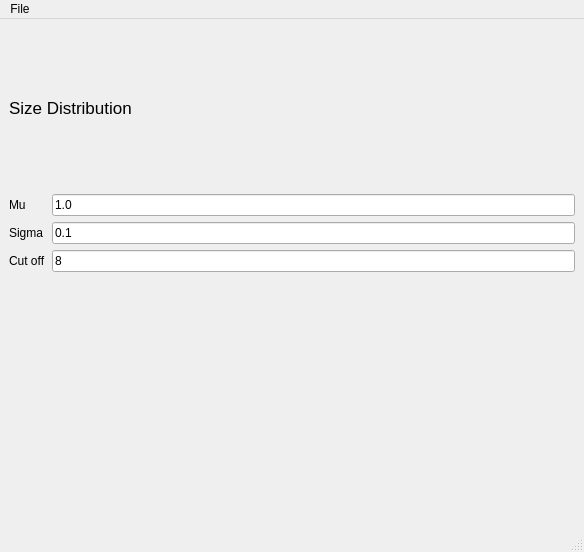
Qt form Source/AIM/StatsGenerator/UI_Files/StatsGeneratorUI.ui (BlueQuartzSoftware/DREAM3D) before a commit.
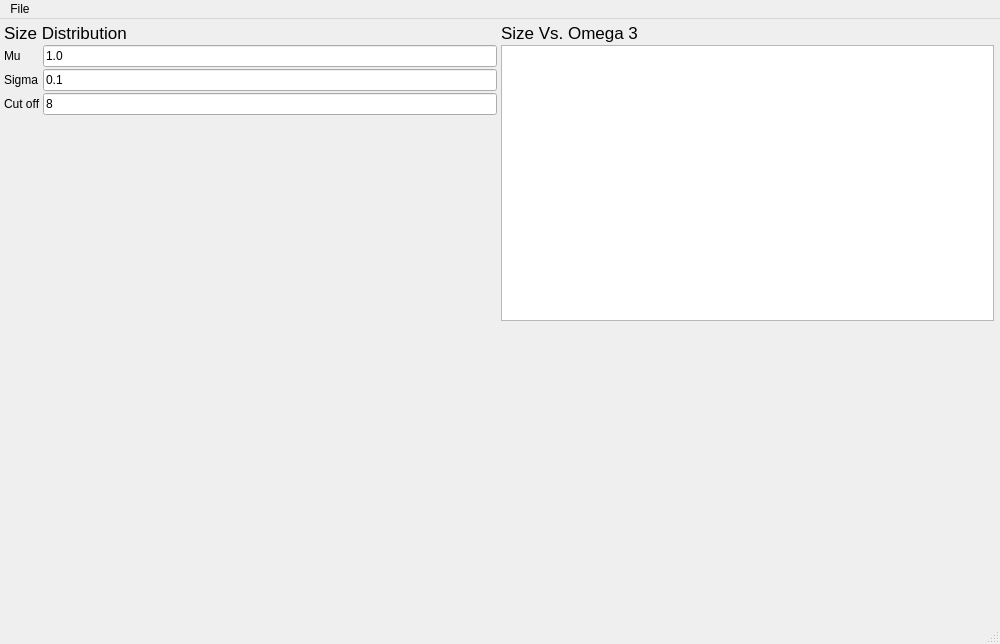
The same form after that commit. Custom widgets are drawn as their Qt base class.

Diff of the .ui file:
```diff
--- a/Source/AIM/StatsGenerator/UI_Files/StatsGeneratorUI.ui
+++ b/Source/AIM/StatsGenerator/UI_Files/StatsGeneratorUI.ui
@@ -6,14 +6,24 @@
    <rect>
     <x>0</x>
     <y>0</y>
-    <width>584</width>
-    <height>552</height>
+    <width>1000</width>
+    <height>644</height>
    </rect>
   </property>
   <property name="windowTitle">
    <string>AIMRepresentation Stats Generator</string>
   </property>
   <widget class="QWidget" name="centralwidget">
+   <layout class="QGridLayout" name="gridLayout">
+    <property name="margin">
+     <number>4</number>
+    </property>
+    <property name="spacing">
+     <number>2</number>
+    </property>
+    <item row="0" column="0">
+     <layout class="QHBoxLayout" name="horizontalLayout">
+      <item>
    <layout class="QVBoxLayout" name="verticalLayout">
     <item>
      <widget class="QLabel" name="label_2">
@@ -74,16 +84,72 @@
      </layout>
     </item>
     <item>
+         <spacer name="verticalSpacer">
+          <property name="orientation">
+           <enum>Qt::Vertical</enum>
+          </property>
+          <property name="sizeHint" stdset="0">
+           <size>
+            <width>20</width>
+            <height>40</height>
+           </size>
+          </property>
+         </spacer>
+        </item>
+       </layout>
+      </item>
+      <item>
      <widget class="QwtPlot" name="m_SizeDistributionPlot"/>
     </item>
    </layout>
+    </item>
+    <item row="0" column="1">
+     <layout class="QHBoxLayout" name="horizontalLayout_3">
+      <item>
+       <layout class="QVBoxLayout" name="verticalLayout_3">
+        <item>
+         <widget class="QLabel" name="label_9">
+          <property name="font">
+           <font>
+            <pointsize>13</pointsize>
+           </font>
+          </property>
+          <property name="text">
+           <string>Size Vs. Omega 3</string>
+          </property>
+         </widget>
+        </item>
+        <item>
+         <widget class="QTableView" name="tableView_2"/>
+        </item>
+       </layout>
+      </item>
+      <item>
+       <widget class="QwtPlot" name="m_SizeDistributionPlot_3"/>
+      </item>
+     </layout>
+    </item>
+    <item row="1" column="1">
+     <spacer name="verticalSpacer_2">
+      <property name="orientation">
+       <enum>Qt::Vertical</enum>
+      </property>
+      <property name="sizeHint" stdset="0">
+       <size>
+        <width>20</width>
+        <height>40</height>
+       </size>
+      </property>
+     </spacer>
+    </item>
+   </layout>
   </widget>
   <widget class="QMenuBar" name="menubar">
    <property name="geometry">
     <rect>
      <x>0</x>
      <y>0</y>
-     <width>584</width>
+     <width>1000</width>
      <height>22</height>
     </rect>
    </property>
```
Lines whose indentation alone changed are shown as unchanged.
